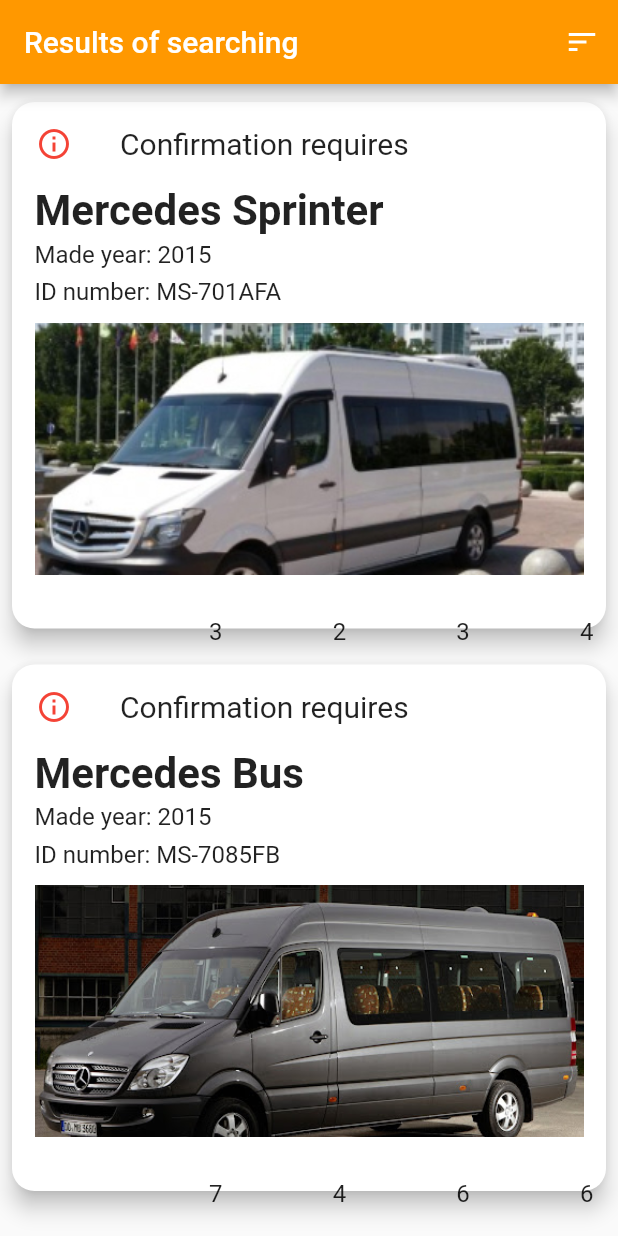
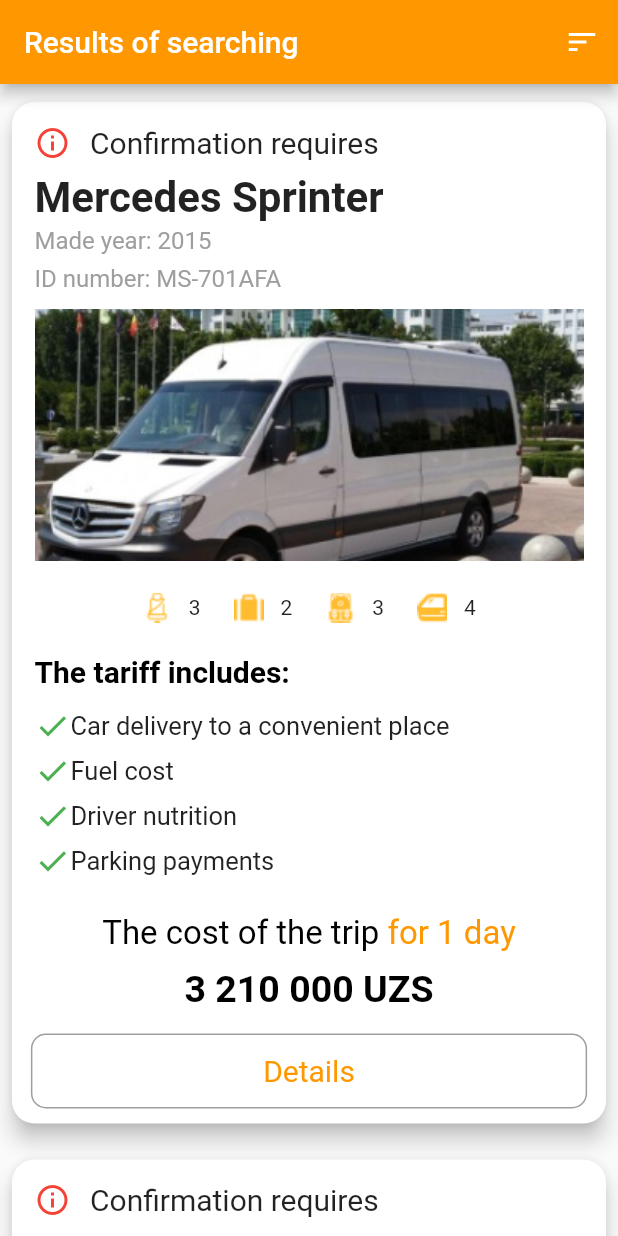
Before and after one commit to smarts-uz/flutter_travelcars, a Flutter app: the screen it shows after launch, on a phone screen of 412 x 824 dp. Run offline on Flutter 3.47's test engine with Material 2 defaults, Android fonts, the phone set to English and light mode, and no system bars; our stand-ins replace carousel_slider, flutter_svg, hexcolor.

Commit message:
search result done

```diff
--- a/lib/screens/search/search_result.dart
+++ b/lib/screens/search/search_result.dart
@@ -1,4 +1,5 @@
 import 'package:flutter/material.dart';
+import 'package:flutter/widgets.dart';
 import 'package:flutter_svg/flutter_svg.dart';
 
 class SearchResult extends StatefulWidget {
@@ -11,10 +12,10 @@
 class _SearchResultState extends State<SearchResult> {
 
   List<String> icons = [
-    "assets/icons/places.svg",
-   "assets/icons/big_bag.svg",
-    "assets/icons/small_bag.svg",
-    "assets/icons/doors.svg",
+    "assets/icons/places.jpg",
+    "assets/icons/big_bag.jpg",
+    "assets/icons/small_bag.jpg",
+    "assets/icons/doors.jpg",
   ];
 
   List<Map<String, dynamic>> results = [
@@ -37,8 +38,7 @@
        "Driver nutrition",
        "Parking payments",
       ],
-      "day": 1,
-      "total": 3210000,
+      "total": "3 210 000",
     },
     {
       "name": "Mercedes Bus",
@@ -55,12 +55,33 @@
       "doors": 6,
       "tarif": [
         "Car delivery to a convenient place",
-        "Fuel cost",
         "Parking payments",
       ],
-      "day": 2,
-      "total": 5410000,
-    }
+      "total": "5 410 000",
+    },
+    {
+      "name": "Mercedes Lux",
+      "year": "2021",
+      "id": "MS-702UFA",
+      "views": "3256",
+      "image": "assets/images/auto.jpg",
+      "icon_numbers": [
+        4, 2, 4, 2
+      ],
+      "places": 3,
+      "big_bag": 2,
+      "small_bag": 3,
+      "doors": 4,
+      "tarif": [
+        "Car delivery to a convenient place",
+        "Fuel cost",
+        "Driver nutrition",
+        "Parking payments",
+        "Parking payments",
+        "Parking payments",
+      ],
+      "total": "7 410 000",
+    },
   ];
 
 
@@ -93,13 +114,21 @@
             child: Column(
               mainAxisAlignment: MainAxisAlignment.start,
               children: [
-                ListTile(
-                  leading: Icon(Icons.info_outline, color: Colors.red),
-                  title: Text(
-                      "Confirmation requires",
-                    style: TextStyle(
-                      fontSize: 20,
-                    ),
+                Container(
+                  padding: EdgeInsets.only(left: 15, bottom: 8, top: 15),
+                  alignment: Alignment.topLeft,
+                  child: Row(
+                    mainAxisAlignment: MainAxisAlignment.start,
+                    children: [
+                      Icon(Icons.info_outline, color: Colors.red),
+                      SizedBox(width: 13),
+                      Text(
+                        "Confirmation requires",
+                        style: TextStyle(
+                          fontSize: 20,
+                        ),
+                      ),
+                    ],
                   ),
                 ),
                 Container(
@@ -120,6 +149,7 @@
                     "Made year: ${results[index]["year"]}",
                     style: TextStyle(
                       fontSize: 16,
+                      color: Colors.grey,
                     ),
                   ),
                 ),
@@ -130,6 +160,7 @@
                     "ID number: ${results[index]["id"]}",
                     style: TextStyle(
                       fontSize: 16,
+                      color: Colors.grey,
                     ),
                   ),
                 ),
@@ -140,23 +171,115 @@
                   decoration: BoxDecoration(
                     borderRadius: BorderRadius.circular(30.0),
                   ),
-                  child: Image.asset(results[index]["image"], fit: BoxFit.cover,),
+                  child: Image.asset(results[index]["image"], fit: BoxFit.cover),
                 ),
                 Container(
-                  width: MediaQuery.of(context).size.width * 0.8,
-                  height: 30,
-                  padding: EdgeInsets.symmetric(vertical: 4),
+                  width: MediaQuery.of(context).size.width * 0.65,
+                  alignment: Alignment.centerLeft,
+                  height: 50,
+                  padding: EdgeInsets.symmetric(vertical: 3, horizontal: 6),
                   child: Row(
-                    mainAxisAlignment: MainAxisAlignment.spaceAround,
-                    children: [0, 1, 2, 3].map(
-                            (e) => Container(
-                              width: 30,
-                              child: ListTile(
-                                leading: SvgPicture.asset(icons[e]),
-                                title: Text("${results[index]["icon_numbers"][e]}"),
+                    mainAxisAlignment: MainAxisAlignment.spaceEvenly,
+                    children: [0, 1, 2, 3].map((e) => Container(
+                      height: 40,
+                      width: 50,
+                      child: Row(
+                          mainAxisAlignment: MainAxisAlignment.spaceAround,
+                          children: [
+                            Image.asset(icons[e], fit: BoxFit.cover,),
+                            Text("${results[index]["icon_numbers"][e]}"),
+                          ]
+                      ),
+                    )
+                    ).toList()
+                  )
+                ),
+                Container(
+                  padding: EdgeInsets.only(left: 15, top: 6, bottom: 5),
+                  alignment: Alignment.topLeft,
+                  child: Text(
+                    "The tariff includes:",
+                    style: TextStyle(
+                      fontSize: 20,
+                      color: Colors.black,
+                      fontWeight: FontWeight.bold
+                    ),
+                  ),
+                ),
+                Container(
+                  height: results[index]["tarif"].length * 35.0,
+                  width: double.infinity,
+                  padding: EdgeInsets.only(top: 5, bottom: 8, left: 15),
+                  child: ListView.builder(
+                    physics: NeverScrollableScrollPhysics(),
+                      itemCount: results[index]["tarif"].length,
+                      itemBuilder: (context, i) => Container(
+                        height: 30,
+                        child: Row(
+                          children: [
+                            Icon(Icons.check, color: Colors.green),
+                            Text(
+                              results[index]["tarif"][i],
+                              textAlign: TextAlign.start,
+                              style: TextStyle(
+                                fontSize: 17
                               ),
                             )
-                    ).toList(),
+                          ],
+                        ),
+                      )
+                  ),
+                ),
+                Container(
+                  padding: EdgeInsets.symmetric(horizontal: 15, vertical: 5),
+                  child:  RichText(
+                    text: TextSpan(
+                      style: TextStyle(
+                        fontSize: 22.0,
+                        color: Colors.black,
+                      ),
+                      children: <TextSpan>[
+                        TextSpan(text: 'The cost of the trip '),
+                        TextSpan(text: 'for 1 day', style: TextStyle(color: Colors.orange)),
+                      ],
+                    ),
+                  )
+                ),
+                Container(
+                  padding: EdgeInsets.symmetric(vertical: 5, horizontal: 10),
+                  alignment: Alignment.center,
+                  child: Text(
+                    "${results[index]["total"]} UZS",
+                    style: TextStyle(
+                        fontSize: 25,
+                        color: Colors.black,
+                        fontWeight: FontWeight.bold
+                    ),
+                  ),
+                ),
+                GestureDetector(
+                  onTap: () {
+                    print("aa");
+                  },
+                  child: Container(
+                    height: 50,
+                    width: MediaQuery.of(context).size.width * 0.9,
+                    margin: EdgeInsets.symmetric(vertical: 10),
+                    alignment: Alignment.center,
+                    decoration: BoxDecoration(
+                      borderRadius: BorderRadius.circular(10),
+                      border: Border.all(
+                        color: Colors.grey,
+                        width: 1,
+                      ),
+                    ),
+                    child: Text(
+                      "Details",
+                      style: TextStyle(
+                        fontSize: 20,
+                        color: Colors.orange,
+                      ),
+                    )
                   ),
                 ),
               ],
```
Also changed, not shown: assets/icons/big_bag.jpg (added), assets/icons/big_bag.svg (deleted), assets/icons/doors.jpg (added), assets/icons/doors.svg (deleted), assets/icons/places.jpg (added), assets/icons/places.svg (deleted), assets/icons/small_bag.jpg (added), assets/icons/small_bag.svg (deleted).
